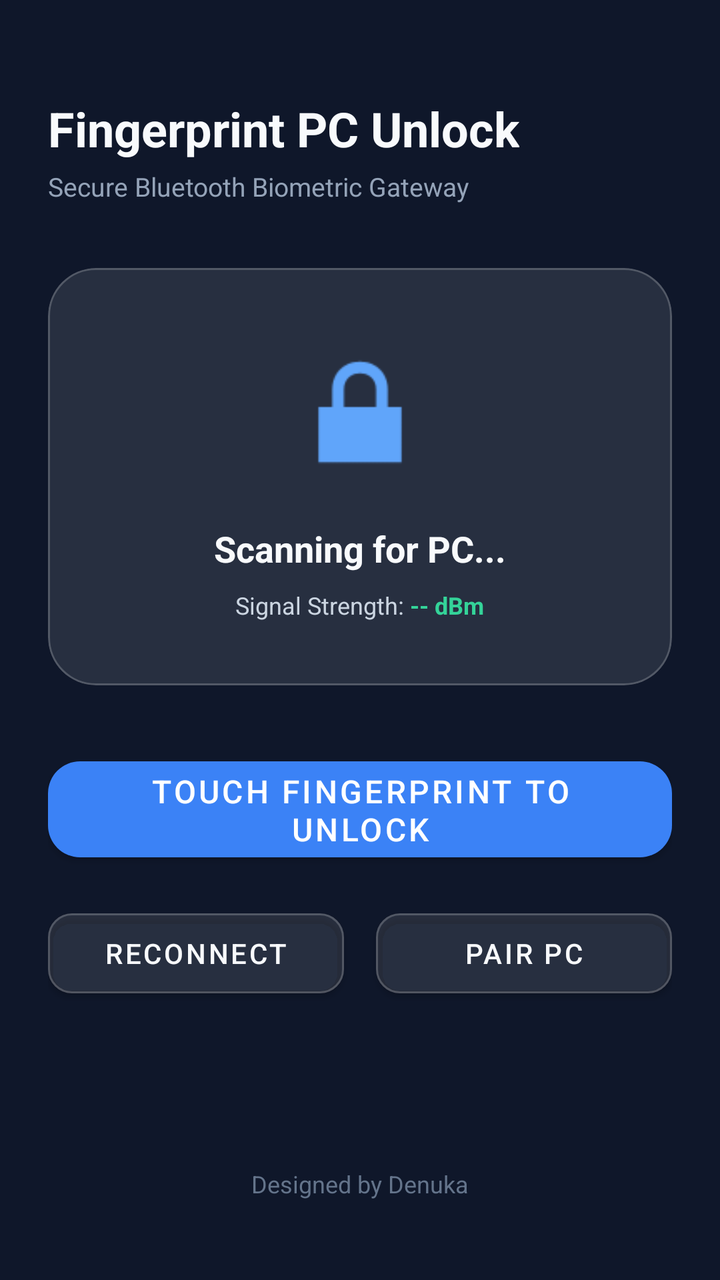
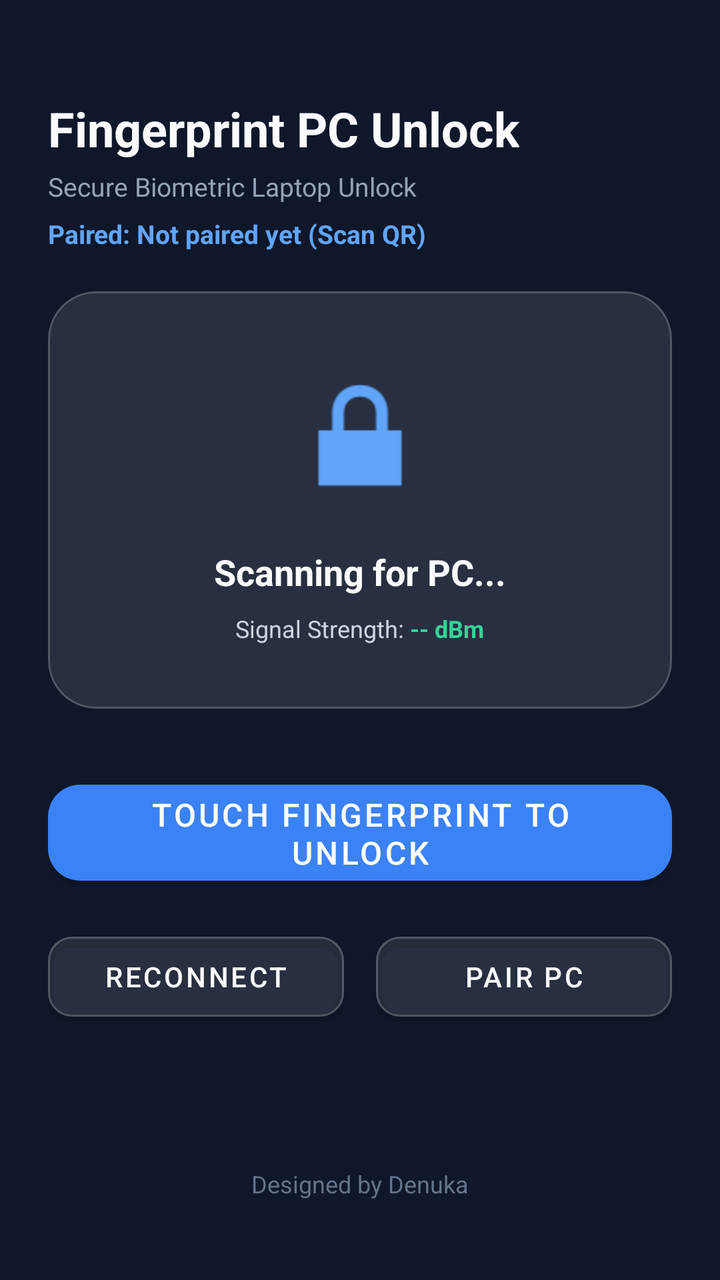

Compare the two renders of this Android layout. The source of the first and the diff that turns it into the second are given below.
<!-- AndroidManifest.xml: application theme Theme.FingerprintUnlock -->
<!-- res/layout/activity_main.xml -->
<?xml version="1.0" encoding="utf-8"?>
<androidx.constraintlayout.widget.ConstraintLayout 
    xmlns:android="http://schemas.android.com/apk/res/android"
    xmlns:app="http://schemas.android.com/apk/res-auto"
    android:layout_width="match_parent"
    android:layout_height="match_parent"
    android:background="#0F172A"
    android:padding="24dp">

    
    <TextView
        android:id="@+id/txtTitle"
        android:layout_width="wrap_content"
        android:layout_height="wrap_content"
        android:text="Fingerprint PC Unlock"
        android:textColor="#F8FAFC"
        android:textSize="24sp"
        android:textStyle="bold"
        app:layout_constraintTop_toTopOf="parent"
        app:layout_constraintStart_toStartOf="parent"
        android:layout_marginTop="24dp" />

    <TextView
        android:id="@+id/txtSubtitle"
        android:layout_width="wrap_content"
        android:layout_height="wrap_content"
        android:text="Secure Bluetooth Biometric Gateway"
        android:textColor="#94A3B8"
        android:textSize="13sp"
        app:layout_constraintTop_toBottomOf="@id/txtTitle"
        app:layout_constraintStart_toStartOf="parent"
        android:layout_marginTop="4dp" />

    
    <com.google.android.material.card.MaterialCardView
        android:id="@+id/cardStatus"
        android:layout_width="match_parent"
        android:layout_height="wrap_content"
        app:cardBackgroundColor="#1AFFFFFF"
        app:strokeColor="#33FFFFFF"
        app:strokeWidth="1dp"
        app:cardCornerRadius="24dp"
        app:cardElevation="0dp"
        android:layout_marginTop="32dp"
        app:layout_constraintTop_toBottomOf="@id/txtSubtitle">

        <LinearLayout
            android:layout_width="match_parent"
            android:layout_height="wrap_content"
            android:orientation="vertical"
            android:padding="32dp"
            android:gravity="center">

            
            <ImageView
                android:layout_width="80dp"
                android:layout_height="80dp"
                android:src="@android:drawable/ic_lock_lock"
                app:tint="#60A5FA"
                android:layout_marginBottom="16dp" />

            <TextView
                android:id="@+id/txtStatus"
                android:layout_width="wrap_content"
                android:layout_height="wrap_content"
                android:text="Scanning for PC..."
                android:textColor="#F8FAFC"
                android:textSize="18sp"
                android:textStyle="bold"
                android:textAlignment="center" />

            <LinearLayout
                android:layout_width="wrap_content"
                android:layout_height="wrap_content"
                android:orientation="horizontal"
                android:layout_marginTop="8dp">

                <TextView
                    android:layout_width="wrap_content"
                    android:layout_height="wrap_content"
                    android:text="Signal Strength: "
                    android:textColor="#CBD5E1"
                    android:textSize="12sp" />

                <TextView
                    android:id="@+id/txtRssi"
                    android:layout_width="wrap_content"
                    android:layout_height="wrap_content"
                    android:text="-- dBm"
                    android:textColor="#34D399"
                    android:textSize="12sp"
                    android:textStyle="bold" />
            </LinearLayout>

        </LinearLayout>
    </com.google.android.material.card.MaterialCardView>

    
    <com.google.android.material.button.MaterialButton
        android:id="@+id/btnUnlock"
        android:layout_width="match_parent"
        android:layout_height="60dp"
        android:text="Touch Fingerprint to Unlock"
        android:textSize="16sp"
        android:textColor="#FFFFFF"
        app:backgroundTint="#3B82F6"
        app:cornerRadius="16dp"
        android:layout_marginTop="32dp"
        app:layout_constraintTop_toBottomOf="@id/cardStatus" />

    
    <LinearLayout
        android:layout_width="match_parent"
        android:layout_height="wrap_content"
        android:orientation="horizontal"
        android:layout_marginTop="16dp"
        app:layout_constraintTop_toBottomOf="@id/btnUnlock">

        <com.google.android.material.button.MaterialButton
            android:id="@+id/btnScan"
            android:layout_width="0dp"
            android:layout_height="52dp"
            android:layout_weight="1"
            android:text="Reconnect"
            android:textColor="#F8FAFC"
            app:backgroundTint="#1AFFFFFF"
            app:strokeColor="#33FFFFFF"
            app:strokeWidth="1dp"
            app:cornerRadius="12dp"
            android:layout_marginEnd="8dp" />

        <com.google.android.material.button.MaterialButton
            android:id="@+id/btnPair"
            android:layout_width="0dp"
            android:layout_height="52dp"
            android:layout_weight="1"
            android:text="Pair PC"
            android:textColor="#F8FAFC"
            app:backgroundTint="#1AFFFFFF"
            app:strokeColor="#33FFFFFF"
            app:strokeWidth="1dp"
            app:cornerRadius="12dp"
            android:layout_marginStart="8dp" />
    </LinearLayout>

    <TextView
        android:id="@+id/txtCopyright"
        android:layout_width="wrap_content"
        android:layout_height="wrap_content"
        android:text="Designed by Denuka"
        android:textColor="#64748B"
        android:textSize="12sp"
        android:layout_marginBottom="16dp"
        app:layout_constraintBottom_toBottomOf="parent"
        app:layout_constraintStart_toStartOf="parent"
        app:layout_constraintEnd_toEndOf="parent" />

</androidx.constraintlayout.widget.ConstraintLayout>
<!-- resources referenced by this layout -->
<resources>
  <style name="Theme.FingerprintUnlock" parent="Theme.MaterialComponents.DayNight.NoActionBar">
          <item name="colorPrimary">#3B82F6</item>
          <item name="colorPrimaryVariant">#2563EB</item>
          <item name="colorOnPrimary">#FFFFFF</item>
          <item name="android:statusBarColor">#0F172A</item>
      </style>
</resources>

<!-- the commit's change to res/layout/activity_main.xml (unified diff, before → after) -->
@@ -24,12 +24,24 @@
         android:id="@+id/txtSubtitle"
         android:layout_width="wrap_content"
         android:layout_height="wrap_content"
-        android:text="Secure Bluetooth Biometric Gateway"
+        android:text="Secure Biometric Laptop Unlock"
         android:textColor="#94A3B8"
         android:textSize="13sp"
         app:layout_constraintTop_toBottomOf="@id/txtTitle"
         app:layout_constraintStart_toStartOf="parent"
         android:layout_marginTop="4dp" />
+
+    <TextView
+        android:id="@+id/txtPairedPc"
+        android:layout_width="wrap_content"
+        android:layout_height="wrap_content"
+        android:text="Paired: Not paired yet (Scan QR)"
+        android:textColor="#60A5FA"
+        android:textSize="13sp"
+        android:textStyle="bold"
+        app:layout_constraintTop_toBottomOf="@id/txtSubtitle"
+        app:layout_constraintStart_toStartOf="parent"
+        android:layout_marginTop="6dp" />
 
     
     <com.google.android.material.card.MaterialCardView
@@ -41,8 +53,8 @@
         app:strokeWidth="1dp"
         app:cardCornerRadius="24dp"
         app:cardElevation="0dp"
-        android:layout_marginTop="32dp"
-        app:layout_constraintTop_toBottomOf="@id/txtSubtitle">
+        android:layout_marginTop="20dp"
+        app:layout_constraintTop_toBottomOf="@id/txtPairedPc">
 
         <LinearLayout
             android:layout_width="match_parent"
